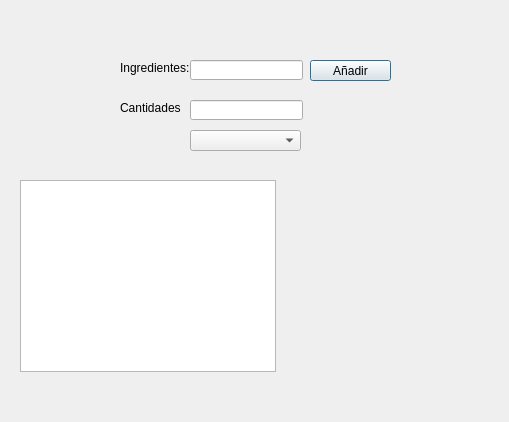
Above: restaurante_intro_ingredientes.ui from alexestadone/RESTAURANTE before the change. Below: the same form after it.
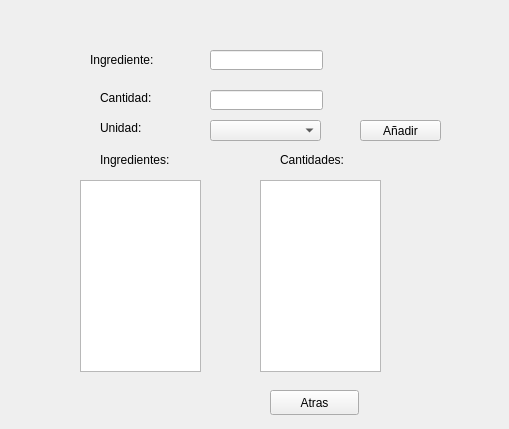
That is the form after the change.

Commit message: Nueva arquitectura de ventanas (Q Stacked Widget), validación de entradas

Diff of the .ui file:
```diff
--- a/restaurante_intro_ingredientes.ui
+++ b/restaurante_intro_ingredientes.ui
@@ -7,90 +7,299 @@
     <x>0</x>
     <y>0</y>
     <width>509</width>
-    <height>422</height>
+    <height>429</height>
    </rect>
   </property>
   <property name="windowTitle">
    <string>Dialog</string>
   </property>
-  <widget class="QLineEdit" name="input_ingredientes">
+  <property name="autoFillBackground">
+   <bool>false</bool>
+  </property>
+  <widget class="QStackedWidget" name="pantallas">
    <property name="geometry">
     <rect>
-     <x>190</x>
-     <y>60</y>
-     <width>113</width>
-     <height>20</height>
+     <x>-10</x>
+     <y>0</y>
+     <width>521</width>
+     <height>431</height>
     </rect>
    </property>
-  </widget>
-  <widget class="QLineEdit" name="input_cantidades">
-   <property name="geometry">
-    <rect>
-     <x>190</x>
-     <y>100</y>
-     <width>113</width>
-     <height>20</height>
-    </rect>
+   <property name="sizePolicy">
+    <sizepolicy hsizetype="Preferred" vsizetype="Expanding">
+     <horstretch>100</horstretch>
+     <verstretch>100</verstretch>
+    </sizepolicy>
    </property>
-  </widget>
-  <widget class="QPushButton" name="bt_add">
-   <property name="geometry">
-    <rect>
-     <x>310</x>
-     <y>60</y>
-     <width>81</width>
-     <height>21</height>
-    </rect>
+   <property name="currentIndex">
+    <number>1</number>
    </property>
-   <property name="text">
-    <string>Añadir</string>
-   </property>
-  </widget>
-  <widget class="QComboBox" name="unidades">
-   <property name="geometry">
-    <rect>
-     <x>190</x>
-     <y>130</y>
-     <width>111</width>
-     <height>21</height>
-    </rect>
-   </property>
-  </widget>
-  <widget class="QLabel" name="label_ingredientes">
-   <property name="geometry">
-    <rect>
-     <x>120</x>
-     <y>60</y>
-     <width>71</width>
-     <height>16</height>
-    </rect>
-   </property>
-   <property name="text">
-    <string>Ingredientes:</string>
-   </property>
-  </widget>
-  <widget class="QLabel" name="label_cantidades">
-   <property name="geometry">
-    <rect>
-     <x>120</x>
-     <y>100</y>
-     <width>61</width>
-     <height>16</height>
-    </rect>
-   </property>
-   <property name="text">
-    <string>Cantidades:</string>
-   </property>
-  </widget>
-  <widget class="QListWidget" name="todalalista">
-   <property name="geometry">
-    <rect>
-     <x>20</x>
-     <y>180</y>
-     <width>256</width>
-     <height>192</height>
-    </rect>
-   </property>
+   <widget class="QWidget" name="page">
+    <widget class="QLabel" name="label">
+     <property name="geometry">
+      <rect>
+       <x>0</x>
+       <y>50</y>
+       <width>521</width>
+       <height>101</height>
+      </rect>
+     </property>
+     <property name="font">
+      <font>
+       <pointsize>36</pointsize>
+      </font>
+     </property>
+     <property name="autoFillBackground">
+      <bool>true</bool>
+     </property>
+     <property name="text">
+      <string>Bienvenido!</string>
+     </property>
+     <property name="alignment">
+      <set>Qt::AlignCenter</set>
+     </property>
+    </widget>
+    <widget class="QLabel" name="label_2">
+     <property name="geometry">
+      <rect>
+       <x>16</x>
+       <y>180</y>
+       <width>491</width>
+       <height>71</height>
+      </rect>
+     </property>
+     <property name="font">
+      <font>
+       <pointsize>22</pointsize>
+      </font>
+     </property>
+     <property name="text">
+      <string>Seleciona qué deseas hacer:</string>
+     </property>
+     <property name="alignment">
+      <set>Qt::AlignCenter</set>
+     </property>
+    </widget>
+    <widget class="QFrame" name="frame">
+     <property name="geometry">
+      <rect>
+       <x>30</x>
+       <y>300</y>
+       <width>461</width>
+       <height>51</height>
+      </rect>
+     </property>
+     <property name="frameShape">
+      <enum>QFrame::NoFrame</enum>
+     </property>
+     <property name="frameShadow">
+      <enum>QFrame::Raised</enum>
+     </property>
+     <layout class="QGridLayout" name="gridLayout">
+      <item row="0" column="0">
+       <widget class="QPushButton" name="btnPlato">
+        <property name="sizePolicy">
+         <sizepolicy hsizetype="Minimum" vsizetype="Expanding">
+          <horstretch>0</horstretch>
+          <verstretch>0</verstretch>
+         </sizepolicy>
+        </property>
+        <property name="text">
+         <string>Añadir un plato</string>
+        </property>
+       </widget>
+      </item>
+      <item row="0" column="1">
+       <widget class="QPushButton" name="btnMenu">
+        <property name="sizePolicy">
+         <sizepolicy hsizetype="Minimum" vsizetype="Expanding">
+          <horstretch>0</horstretch>
+          <verstretch>0</verstretch>
+         </sizepolicy>
+        </property>
+        <property name="text">
+         <string>Crear un menú</string>
+        </property>
+       </widget>
+      </item>
+      <item row="0" column="2">
+       <widget class="QPushButton" name="btnRecetas">
+        <property name="sizePolicy">
+         <sizepolicy hsizetype="Minimum" vsizetype="Expanding">
+          <horstretch>0</horstretch>
+          <verstretch>0</verstretch>
+         </sizepolicy>
+        </property>
+        <property name="text">
+         <string>Recetas</string>
+        </property>
+       </widget>
+      </item>
+     </layout>
+    </widget>
+    <widget class="QPushButton" name="btnCerrar">
+     <property name="geometry">
+      <rect>
+       <x>190</x>
+       <y>380</y>
+       <width>143</width>
+       <height>33</height>
+      </rect>
+     </property>
+     <property name="sizePolicy">
+      <sizepolicy hsizetype="Minimum" vsizetype="Expanding">
+       <horstretch>0</horstretch>
+       <verstretch>0</verstretch>
+      </sizepolicy>
+     </property>
+     <property name="text">
+      <string>Cerrar la APP</string>
+     </property>
+    </widget>
+   </widget>
+   <widget class="QWidget" name="page_2">
+    <widget class="QPushButton" name="btnAdd">
+     <property name="geometry">
+      <rect>
+       <x>370</x>
+       <y>120</y>
+       <width>81</width>
+       <height>21</height>
+      </rect>
+     </property>
+     <property name="text">
+      <string>Añadir</string>
+     </property>
+    </widget>
+    <widget class="QLabel" name="label_cantidades">
+     <property name="geometry">
+      <rect>
+       <x>110</x>
+       <y>90</y>
+       <width>71</width>
+       <height>16</height>
+      </rect>
+     </property>
+     <property name="text">
+      <string>Cantidad:</string>
+     </property>
+    </widget>
+    <widget class="QComboBox" name="unidades">
+     <property name="geometry">
+      <rect>
+       <x>220</x>
+       <y>120</y>
+       <width>111</width>
+       <height>21</height>
+      </rect>
+     </property>
+    </widget>
+    <widget class="QLineEdit" name="input_cantidades">
+     <property name="geometry">
+      <rect>
+       <x>220</x>
+       <y>90</y>
+       <width>113</width>
+       <height>20</height>
+      </rect>
+     </property>
+    </widget>
+    <widget class="QLineEdit" name="input_ingredientes">
+     <property name="geometry">
+      <rect>
+       <x>220</x>
+       <y>50</y>
+       <width>113</width>
+       <height>20</height>
+      </rect>
+     </property>
+    </widget>
+    <widget class="QListWidget" name="lista_ing">
+     <property name="geometry">
+      <rect>
+       <x>90</x>
+       <y>180</y>
+       <width>121</width>
+       <height>192</height>
+      </rect>
+     </property>
+    </widget>
+    <widget class="QLabel" name="label_ingredientes">
+     <property name="geometry">
+      <rect>
+       <x>100</x>
+       <y>50</y>
+       <width>91</width>
+       <height>20</height>
+      </rect>
+     </property>
+     <property name="text">
+      <string>Ingrediente:</string>
+     </property>
+    </widget>
+    <widget class="QPushButton" name="btnAtras">
+     <property name="geometry">
+      <rect>
+       <x>280</x>
+       <y>390</y>
+       <width>89</width>
+       <height>25</height>
+      </rect>
+     </property>
+     <property name="text">
+      <string>Atras</string>
+     </property>
+    </widget>
+    <widget class="QLabel" name="label_cantidades_2">
+     <property name="geometry">
+      <rect>
+       <x>110</x>
+       <y>120</y>
+       <width>71</width>
+       <height>16</height>
+      </rect>
+     </property>
+     <property name="text">
+      <string>Unidad:</string>
+     </property>
+    </widget>
+    <widget class="QListWidget" name="lista_cant">
+     <property name="geometry">
+      <rect>
+       <x>270</x>
+       <y>180</y>
+       <width>121</width>
+       <height>192</height>
+      </rect>
+     </property>
+    </widget>
+    <widget class="QLabel" name="label_ingredientes_2">
+     <property name="geometry">
+      <rect>
+       <x>110</x>
+       <y>150</y>
+       <width>91</width>
+       <height>20</height>
+      </rect>
+     </property>
+     <property name="text">
+      <string>Ingredientes:</string>
+     </property>
+    </widget>
+    <widget class="QLabel" name="label_ingredientes_3">
+     <property name="geometry">
+      <rect>
+       <x>290</x>
+       <y>150</y>
+       <width>91</width>
+       <height>20</height>
+      </rect>
+     </property>
+     <property name="text">
+      <string>Cantidades:</string>
+     </property>
+    </widget>
+   </widget>
   </widget>
  </widget>
  <resources/>
```
Left out of the diff: 116 changed lines with no effect on the pictures. The commit also changes 1 other file.
